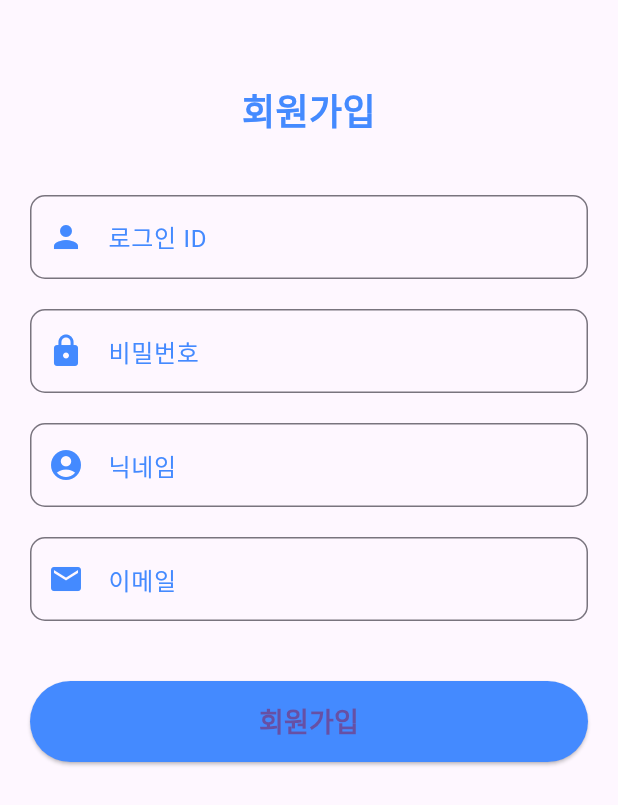
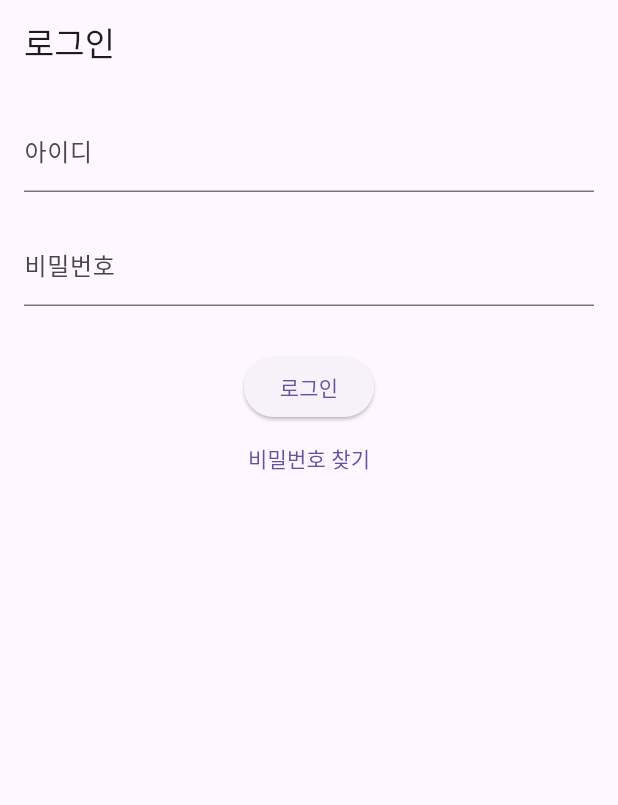
Before and after one commit to running-party/app, a Flutter app: the screen it shows after launch, on a phone screen of 412 x 824 dp. Shown: the top 805 px of the screen. Run offline on Flutter 3.47's test engine with Material 3 defaults, Android fonts, the light colour scheme and no system bars.

Commit message:
feat: login

```diff
--- /dev/null
+++ b/lib/domain/auth/logIn/login_api.dart
@@ -0,0 +1,23 @@
+import 'dart:convert';
+import 'package:http/http.dart' as http;
+import '../../../dto/login_dto.dart';
+
+class LoginApi {
+  static Future<Map<String, dynamic>> login(LoginDto loginDto) async {
+    final url = Uri.parse('http://localhost:8081/v1/user/login');
+
+    final response = await http.post(
+      url,
+      headers: {
+        'Content-Type': 'application/json',
+      },
+      body: jsonEncode(loginDto.toJson()),
+    );
+
+    if (response.statusCode == 200) {
+      return jsonDecode(response.body);  // 로그인 성공 시 응답
+    } else {
+      throw Exception('로그인 실패: ${response.statusCode}');
+    }
+  }
+}
--- /dev/null
+++ b/lib/domain/auth/logIn/login_model.dart
@@ -0,0 +1,28 @@
+import 'package:flutter/material.dart';
+import '../../../dto/login_dto.dart';
+import 'login_api.dart';
+
+class LoginModel with ChangeNotifier {
+  bool _isLoading = false;
+  String _errorMessage = '';
+
+  bool get isLoading => _isLoading;
+  String get errorMessage => _errorMessage;
+
+  Future<void> login(String loginId, String password) async {
+    _isLoading = true;
+    _errorMessage = '';
+    notifyListeners();
+
+    try {
+      final loginDto = LoginDto(loginId: loginId, password: password);
+      await LoginApi.login(loginDto);
+      // 성공 처리 (JWT 토큰 저장 등)
+    } catch (e) {
+      _errorMessage = '로그인에 실패했습니다. 다시 시도해주세요.';
+    } finally {
+      _isLoading = false;
+      notifyListeners();
+    }
+  }
+}
--- /dev/null
+++ b/lib/domain/auth/logIn/login_page.dart
@@ -0,0 +1,22 @@
+import 'package:flutter/material.dart';
+import 'package:provider/provider.dart';
+import 'login_model.dart';
+import 'login_view.dart';
+
+class LoginPage extends StatelessWidget {
+  @override
+  Widget build(BuildContext context) {
+    return ChangeNotifierProvider(
+      create: (_) => LoginModel(),
+      child: Scaffold(
+        appBar: AppBar(
+          title: Text('로그인'),
+        ),
+        body: Padding(
+          padding: const EdgeInsets.all(16.0),
+          child: LoginView(),
+        ),
+      ),
+    );
+  }
+}
--- /dev/null
+++ b/lib/domain/auth/logIn/login_view.dart
@@ -0,0 +1,55 @@
+import 'package:flutter/material.dart';
+import 'package:provider/provider.dart';
+import 'login_model.dart';
+
+class LoginView extends StatelessWidget {
+  final TextEditingController _loginIdController = TextEditingController();
+  final TextEditingController _passwordController = TextEditingController();
+
+  @override
+  Widget build(BuildContext context) {
+    final loginModel = Provider.of<LoginModel>(context);
+
+    return Column(
+      children: [
+        TextField(
+          controller: _loginIdController,
+          decoration: InputDecoration(labelText: '아이디'),
+        ),
+        SizedBox(height: 20),
+        TextField(
+          controller: _passwordController,
+          decoration: InputDecoration(labelText: '비밀번호'),
+          obscureText: true,
+        ),
+        SizedBox(height: 30),
+        if (loginModel.isLoading)
+          CircularProgressIndicator()
+        else
+          ElevatedButton(
+            onPressed: () {
+              loginModel.login(
+                _loginIdController.text,
+                _passwordController.text,
+              );
+            },
+            child: Text('로그인'),
+          ),
+        if (loginModel.errorMessage.isNotEmpty)
+          Padding(
+            padding: const EdgeInsets.only(top: 10),
+            child: Text(
+              loginModel.errorMessage,
+              style: TextStyle(color: Colors.red),
+            ),
+          ),
+        TextButton(
+          onPressed: () {
+            // 비밀번호 찾기 페이지로 이동
+          },
+          child: Text('비밀번호 찾기'),
+        ),
+      ],
+    );
+  }
+}
--- a/lib/domain/user/signUp/sign_up_api.dart
+++ b/lib/domain/user/signUp/sign_up_api.dart
@@ -1,9 +1,9 @@
 import 'package:http/http.dart' as http;
 import 'dart:convert';
-import '../dto/user_dto.dart';
+import '../../../dto/user_dto.dart';
 
 class SignUpApi {
-  final String _baseUrl = 'https://your-api-url.com';
+  final String _baseUrl = 'http://localhost:8081/v1/user';
 
   Future<bool> signUpUser(UserDto userDto) async {
     try {
--- a/lib/domain/user/signUp/sign_up_model.dart
+++ b/lib/domain/user/signUp/sign_up_model.dart
@@ -1,6 +1,7 @@
 import 'package:flutter/material.dart';
 import 'package:runningpartyapp/domain/user/signUp/sign_up_api.dart';
-import '../dto/user_dto.dart';
+
+import '../../../dto/user_dto.dart';
 
 class SignUpModel with ChangeNotifier {
   final SignUpApi _api = SignUpApi(); // API와 통신
--- a/lib/domain/user/signUp/sign_up_view.dart
+++ b/lib/domain/user/signUp/sign_up_view.dart
@@ -14,6 +14,9 @@ class _SignUpFormState extends State<SignUpView> {
   final TextEditingController _nicknameController = TextEditingController();
   final TextEditingController _emailController = TextEditingController();
 
+  bool _isLoginIdChecked = false;
+  bool _isCheckingLoginId = false;
+
   @override
   Widget build(BuildContext context) {
     final signUpModel = Provider.of<SignUpModel>(context);
@@ -27,9 +30,9 @@ class _SignUpFormState extends State<SignUpView> {
             Text(
               '회원가입',
               style: TextStyle(
-                fontSize: 24,
-                fontWeight: FontWeight.bold,
-                color: Colors.blueAccent, // 스포티한 포인트 컬러
+                fontSize: 28,
+                fontWeight: FontWeight.w600,
+                color: Colors.black87,
               ),
               textAlign: TextAlign.center,
             ),
@@ -39,6 +42,7 @@ class _SignUpFormState extends State<SignUpView> {
               label: '로그인 ID',
               icon: Icons.person,
               validator: (value) => value!.isEmpty ? '로그인 ID를 입력하세요' : null,
+              suffixButton: _buildCheckButton(), // 중복 체크 버튼 추가
             ),
             _buildTextField(
               controller: _passwordController,
@@ -65,18 +69,22 @@ class _SignUpFormState extends State<SignUpView> {
             else
               ElevatedButton(
                 onPressed: () {
-                  if (_formKey.currentState!.validate()) {
+                  if (_formKey.currentState!.validate() && _isLoginIdChecked) {
                     signUpModel.signUp(
                       _loginIdController.text,
                       _passwordController.text,
                       _nicknameController.text,
                       _emailController.text,
                     );
+                  } else if (!_isLoginIdChecked) {
+                    ScaffoldMessenger.of(context).showSnackBar(SnackBar(
+                      content: Text('아이디 중복 체크를 완료해주세요.'),
+                    ));
                   }
                 },
                 style: ElevatedButton.styleFrom(
                   padding: EdgeInsets.symmetric(vertical: 14),
-                  backgroundColor: Colors.blueAccent, // 스포티한 포인트 컬러
+                  backgroundColor: Colors.blue, // 현대적인 파란색
                   shape: RoundedRectangleBorder(
                     borderRadius: BorderRadius.circular(30),
                   ),
@@ -100,13 +108,70 @@ class _SignUpFormState extends State<SignUpView> {
     );
   }
 
-  // 재사용 가능한 TextFormField 생성 (아이콘 추가)
+  // 중복 체크 버튼 생성
+  Widget _buildCheckButton() {
+    return ElevatedButton(
+      onPressed: _isCheckingLoginId
+          ? null // 로딩 중이면 버튼 비활성화
+          : () async {
+        setState(() {
+          _isCheckingLoginId = true;
+        });
+        // 여기서 아이디 중복 체크 로직 호출
+        bool isAvailable = await _checkLoginIdAvailability(_loginIdController.text);
+        setState(() {
+          _isLoginIdChecked = isAvailable;
+          _isCheckingLoginId = false;
+        });
+
+        // 중복 결과 처리
+        if (!isAvailable) {
+          ScaffoldMessenger.of(context).showSnackBar(SnackBar(
+            content: Text('아이디가 이미 존재합니다.'),
+          ));
+        } else {
+          ScaffoldMessenger.of(context).showSnackBar(SnackBar(
+            content: Text('사용 가능한 아이디입니다.'),
+          ));
+        }
+      },
+      style: ElevatedButton.styleFrom(
+        padding: EdgeInsets.symmetric(vertical: 8, horizontal: 16),
+        backgroundColor: Colors.blueAccent,
+        shape: RoundedRectangleBorder(
+          borderRadius: BorderRadius.circular(20),
+        ),
+      ),
+      child: _isCheckingLoginId
+          ? SizedBox(
+        width: 16,
+        height: 16,
+        child: CircularProgressIndicator(
+          strokeWidth: 2,
+          color: Colors.white,
+        ),
+      )
+          : Text(
+        '중복 체크',
+        style: TextStyle(fontSize: 12),
+      ),
+    );
+  }
+
+  Future<bool> _checkLoginIdAvailability(String loginId) async {
+    // 실제로 아이디 중복 체크 API를 호출하는 로직을 여기에 작성
+    await Future.delayed(Duration(seconds: 2)); // 예시로 딜레이 추가
+    return loginId != "already_taken"; // 예시로 "already_taken"은 중복된 아이디로 가정
+  }
+
+  // 재사용 가능한 TextFormField 생성 (아이콘 및 중복체크 버튼 추가)
   Widget _buildTextField({
     required TextEditingController controller,
     required String label,
-    required IconData icon,  // 아이콘 추가
+    required IconData icon,
     bool isPassword = false,
     required String? Function(String?) validator,
+    Widget? suffixButton, // 추가적인 버튼 (중복 체크 버튼)
   }) {
     return Padding(
       padding: const EdgeInsets.symmetric(vertical: 10.0),
@@ -115,15 +180,16 @@ class _SignUpFormState extends State<SignUpView> {
         obscureText: isPassword,
         decoration: InputDecoration(
           labelText: label,
-          prefixIcon: Icon(icon, color: Colors.blueAccent),  // 아이콘 추가
-          labelStyle: TextStyle(color: Colors.blueAccent), // 스포티한 느낌
+          prefixIcon: Icon(icon, color: Colors.blue), // 현대적인 파란색 포인트 컬러
+          labelStyle: TextStyle(color: Colors.blue),
           border: OutlineInputBorder(
-            borderRadius: BorderRadius.circular(10),  // 필드의 둥근 모서리
+            borderRadius: BorderRadius.circular(10),
           ),
           focusedBorder: OutlineInputBorder(
             borderSide: BorderSide(color: Colors.blueAccent, width: 2),
             borderRadius: BorderRadius.circular(10),
           ),
+          suffixIcon: suffixButton, // 아이디 중복 체크 버튼 추가
         ),
         validator: validator,
       ),
--- /dev/null
+++ b/lib/dto/login_dto.dart
@@ -0,0 +1,25 @@
+class LoginDto {
+  final String loginId;
+  final String password;
+
+  LoginDto({
+    required this.loginId,
+    required this.password,
+  });
+
+  // DTO를 JSON으로 변환 (API 요청에 사용)
+  Map<String, dynamic> toJson() {
+    return {
+      'loginId': loginId,
+      'password': password,
+    };
+  }
+
+  // JSON을 DTO로 변환 (API 응답 처리 시 사용)
+  factory LoginDto.fromJson(Map<String, dynamic> json) {
+    return LoginDto(
+      loginId: json['loginId'],
+      password: json['password'],
+    );
+  }
+}
--- a/lib/main.dart
+++ b/lib/main.dart
@@ -1,5 +1,6 @@
 import 'package:flutter/material.dart';
 import 'package:provider/provider.dart';
+import 'domain/auth/logIn/login_page.dart';
 import 'domain/user/signUp/sign_up_model.dart';
 import 'domain/user/signUp/sign_up_page.dart';
 
@@ -16,7 +17,7 @@ class MyApp extends StatelessWidget {
   @override
   Widget build(BuildContext context) {
     return MaterialApp(
-      home: SignUpPage(), // 여기에 SignUpPage를 사용
+      home: LoginPage(),
     );
   }
 }
```
Also changed, not shown: lib/dto/user_dto.dart (renamed from lib/domain/user/dto/user_dto.dart), pubspec.lock.
